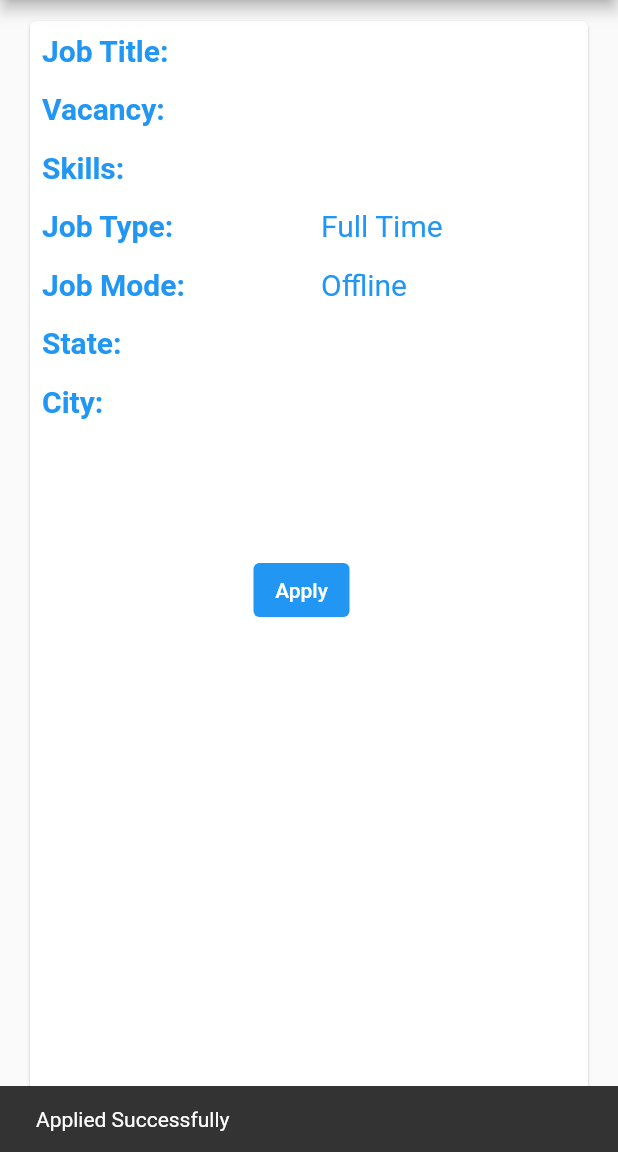
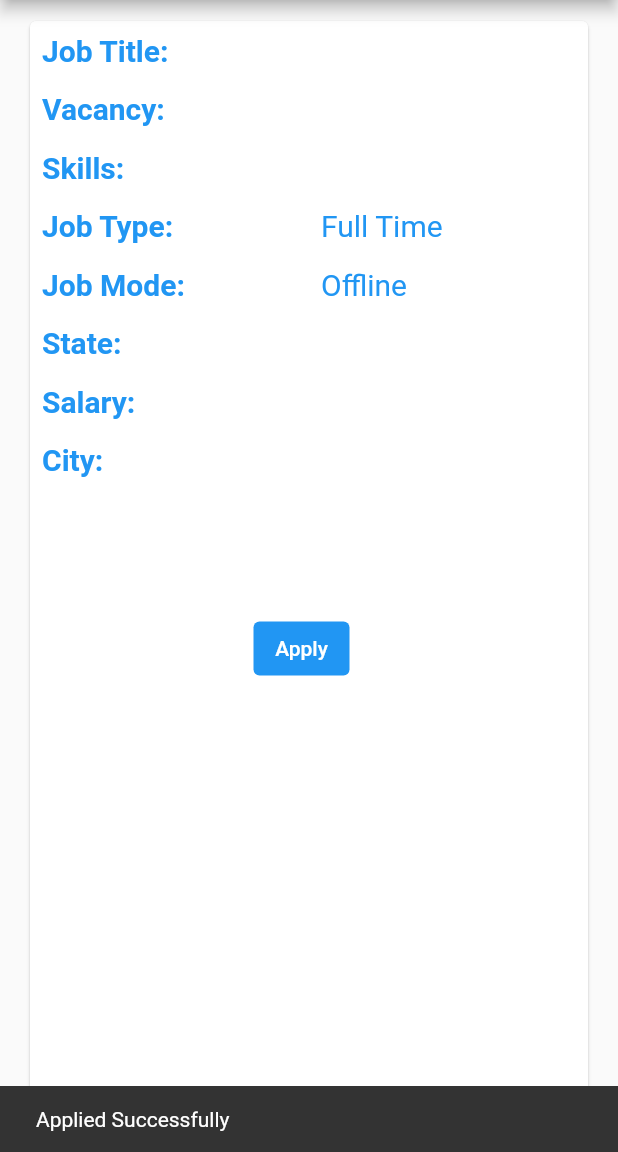
Before and after one commit to shadsheikh/JobIn, a Flutter app: the EmployeeJob screen opened directly with empty values, after a tap on "Apply", on a phone screen of 412 x 824 dp, the part 84-1236 px from its top. Run offline on Flutter 3.47's test engine with Material 2 defaults, Android fonts, the phone set to English and light mode, and no system bars; our stand-ins replace badges, cloud_firestore, connectivity, firebase_auth, firebase_core, font_awesome_flutter; missing offline and left inert: flappy_search_bar; accounts and stored records are empty.

Commit message:
Update Employee_View_Job.dart

```diff
--- a/lib/Employee_View_Job.dart
+++ b/lib/Employee_View_Job.dart
@@ -1,4 +1,3 @@
-import 'package:dsc_jobin/p5_4_Employee_Complete_Pro.dart';
 import 'package:flutter/cupertino.dart';
 import 'package:flutter/material.dart';
 import 'package:dsc_jobin/models/employer.dart';
@@ -49,12 +48,16 @@ class _employee_jobState extends State<EmployeeJob> {
     setState(() {});
   }
 
+
+
   @override
   Widget build(BuildContext context) {
     final Employer employer = ModalRoute.of(context).settings.arguments;
     String uid = employer.user_uid;
+    int count;
     var _jobType = employer.jobtype;
     var _jobMode = employer.jobmode;
+
     if (_jobType == "JobType.partTime") {
       _jobType = "Part Time";
     } else {
@@ -251,6 +254,27 @@ class _employee_jobState extends State<EmployeeJob> {
                           Padding(
                             padding: const EdgeInsets.all(8.0),
                             child: Text(
+                              'Salary: ',
+                              style: TextStyle(
+                                  color: _blue,
+                                  fontWeight: FontWeight.bold,
+                                  fontSize: 20),
+                            ),
+                          ),
+                          Padding(
+                            padding: const EdgeInsets.all(8.0),
+                            child: Text(
+                              '${employer.salary}',
+                              style: TextStyle(color: _blue, fontSize: 20),
+                            ),
+                          ),
+                        ],
+                      ),
+                      TableRow(
+                        children: [
+                          Padding(
+                            padding: const EdgeInsets.all(8.0),
+                            child: Text(
                               'City: ',
                               style: TextStyle(
                                   color: _blue,
@@ -279,6 +303,22 @@ class _employee_jobState extends State<EmployeeJob> {
                             primary: Colors.white,
                             backgroundColor: Colors.blue),
                         onPressed: () {
+                          FirebaseFirestore.instance
+                              .collection("Employee")
+                              .doc(FirebaseAuth.instance.currentUser.uid)
+                              .collection("JOB_Applied")
+                              .add(
+                              {
+                                "jobtittle": employer.jobtitle,
+                                "skills": employer.skills,
+                                "vaccancy": employer.vacancy,
+                                "jobtype": employer.jobtype,
+                                "jobmode": employer.jobmode,
+                                "state": employer.state,
+                                "city": employer.city,
+                                "uid": employer.user_uid,
+                              }
+                          ).then((value) {});
                           dynamic result = FirebaseFirestore.instance
                               .collection("Employer")
                               .doc(uid)
@@ -292,133 +332,18 @@ class _employee_jobState extends State<EmployeeJob> {
                             "address": address,
                           }).then((value) {});
                           final snackbar =
-                              SnackBar(content: Text('Applied Successfully'));
+                          SnackBar(content: Text('Applied Successfully'));
                           _scaffoldkey.currentState.showSnackBar(snackbar);
-                        },
+                        }
+
                       ),
                       const SizedBox(width: 10),
                     ],
                   )
                 ],
               ),
-              /*child: Column(
-                mainAxisAlignment: MainAxisAlignment.start,
-                children: <Widget>[
-                  //ListTileTheme(
-                  //textColor: Colors.white,
 
-                  ListTile(
-                    title: Text(
-                      employer.jobtitle,
-                      //'g',
-                      style: TextStyle(
-                        color: Colors.black,
-                        fontSize: 30,
-                      ),
-                    ),
-                    subtitle: Column(
-                      crossAxisAlignment: CrossAxisAlignment.start,
-                      children: <Widget>[
-                        Text(
-                          '',
-                          //'h',
-                          style: TextStyle(
-                            color: Colors.black,
-                            fontSize: 15,
-                          ),
-                        ),
-                       Text(
-                         'Vacancy: ${employer.vacancy}',
-                         //'h',
-                          style: TextStyle(
-                          color: Colors.black,
-                            fontSize: 15,
-                      ),
-                    ),
-                        Text(
-                          'Skills: ${employer.skills}',
-                          //'h',
-                          style: TextStyle(
-                            color: Colors.black,
-                          ),
-                        ),
-                        Text(
-                          'Job Type: ${employer.jobtype}',
-                          //'h',
-                          style: TextStyle(
-                            color: Colors.black,
-                          ),
-                        ),
-                        Text(
-                          'Job Mode: ${employer.jobmode}',
-                          //'h',
-                          style: TextStyle(
-                            color: Colors.black,
-                          ),
-                        ),
-                        Text(
-                          'State: ${employer.state}',
-                         // 'h',
-                          style: TextStyle(
-                            color: Colors.black,
-                          ),
-                        ),
-                        Text(
-                          'City: ${employer.city}',
-                         // 'h',
-                          style: TextStyle(
-                            color: Colors.black,
-                          ),
-                        ),
-                        Text(
-                          'Salary: ${employer.salary}',
-                          //'h',
-                          style: TextStyle(
-                            color: Colors.black,
-                          ),
-                        ),
-                    ],
-                    ),
-                  ),
-                  Row(
-                      mainAxisAlignment: MainAxisAlignment.center,
-                      children: <Widget>[
-                        TextButton(
-                          child: const Text('Apply'),
-                          style: TextButton.styleFrom(
-                            primary: Colors.white,
-                            backgroundColor: Colors.blue
-                          ),
-                          onPressed:  ()
-                          {
-                            dynamic result = FirebaseFirestore.instance.collection("Employer").doc(uid).collection("JOB_Apply").add({
-                              "name" : name1,
-                            "user_uid" : user_uid,
-                            "city" : city,
-                            "state" : state,
-                            "email" : email,
-                            "address" : address,
-                           }).then((value){
 
-                          });
-                            // final snackbar = SnackBar(
-                            //     content: Text('Applied Successfully')
-
-                            // );
-                            // _scaffoldkey.currentState.showSnackBar(snackbar);
-                          Navigator.push(
-                          context,
-                          MaterialPageRoute(
-                          builder: (context) => p5_4_employee_complete_pro(),
-                          ));
-                          },
-
-                        ),
-                        const SizedBox(width: 10),
-                      ]
-                  )
-                ]
-            )*/
             )));
+    }
   }
-}
```
